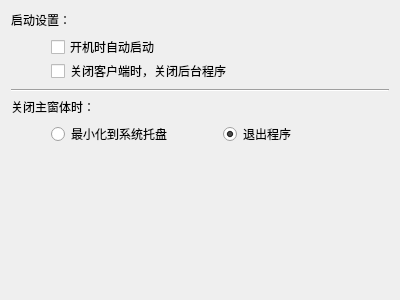
Before: the Qt Designer form base_set_weidget.ui in zrmei/kuplayer, drawn with Qt 5.
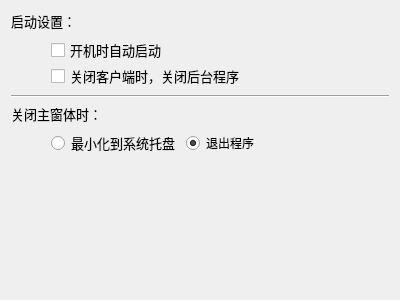
After: the same form once the commit is applied.

The edit to the form file:
```diff
--- a/base_set_weidget.ui
+++ b/base_set_weidget.ui
@@ -18,6 +18,12 @@
     <layout class="QVBoxLayout" name="verticalLayout_3">
      <item>
       <widget class="QLabel" name="label">
+       <property name="font">
+        <font>
+         <family>微软雅黑</family>
+         <pointsize>10</pointsize>
+        </font>
+       </property>
        <property name="text">
         <string>启动设置：</string>
        </property>
@@ -57,6 +63,12 @@
              <verstretch>0</verstretch>
             </sizepolicy>
            </property>
+           <property name="font">
+            <font>
+             <family>微软雅黑</family>
+             <pointsize>10</pointsize>
+            </font>
+           </property>
            <property name="autoFillBackground">
             <bool>true</bool>
            </property>
@@ -73,6 +85,12 @@
              <verstretch>0</verstretch>
             </sizepolicy>
            </property>
+           <property name="font">
+            <font>
+             <family>微软雅黑</family>
+             <pointsize>10</pointsize>
+            </font>
+           </property>
            <property name="text">
             <string>关闭客户端时，关闭后台程序</string>
            </property>
@@ -80,6 +98,19 @@
          </item>
         </layout>
        </item>
+       <item>
+        <spacer name="horizontalSpacer_4">
+         <property name="orientation">
+          <enum>Qt::Horizontal</enum>
+         </property>
+         <property name="sizeHint" stdset="0">
+          <size>
+           <width>40</width>
+           <height>20</height>
+          </size>
+         </property>
+        </spacer>
+       </item>
       </layout>
      </item>
      <item>
@@ -93,6 +124,12 @@
       <layout class="QVBoxLayout" name="verticalLayout_2">
        <item>
         <widget class="QLabel" name="label_2">
+         <property name="font">
+          <font>
+           <family>微软雅黑</family>
+           <pointsize>10</pointsize>
+          </font>
+         </property>
          <property name="text">
           <string>关闭主窗体时：</string>
          </property>
@@ -120,6 +157,12 @@
           <layout class="QHBoxLayout" name="horizontalLayout_2">
            <item>
             <widget class="QRadioButton" name="radioButton_min">
+             <property name="font">
+              <font>
+               <family>微软雅黑</family>
+               <pointsize>10</pointsize>
+              </font>
+             </property>
              <property name="text">
               <string>最小化到系统托盘</string>
              </property>
@@ -135,6 +178,19 @@
              </property>
             </widget>
            </item>
+           <item>
+            <spacer name="horizontalSpacer_3">
+             <property name="orientation">
+              <enum>Qt::Horizontal</enum>
+             </property>
+             <property name="sizeHint" stdset="0">
+              <size>
+               <width>40</width>
+               <height>20</height>
+              </size>
+             </property>
+            </spacer>
+           </item>
           </layout>
          </item>
         </layout>
```
